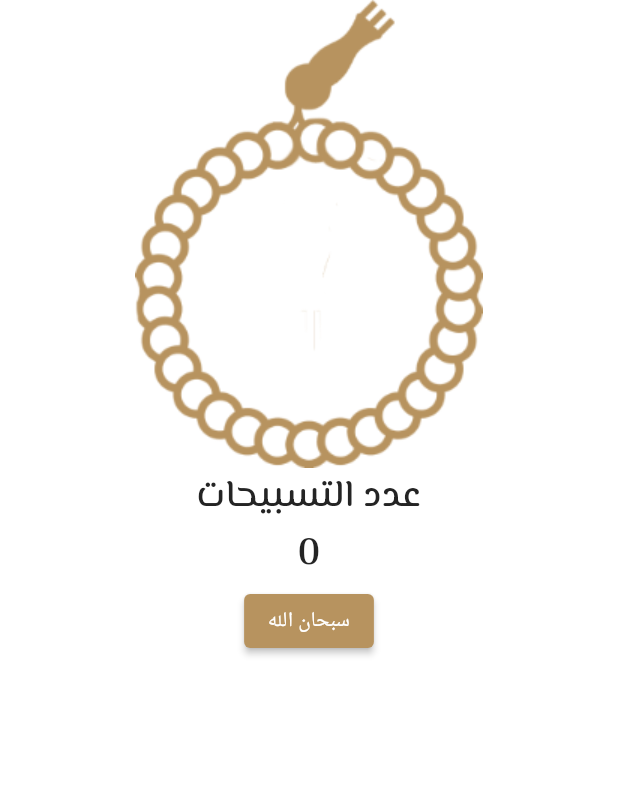
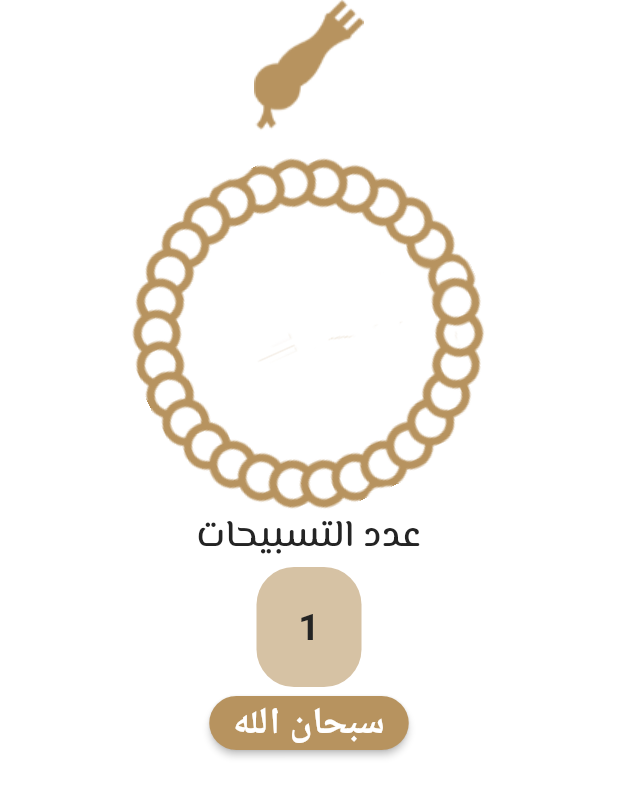
Before and after one commit to Esraa3293/islami_app, a Flutter app: the SebhaTab screen opened directly, after a tap on "سبحان الله", on a phone screen of 412 x 824 dp. Shown: the top 797 px of the screen. Run offline on Flutter 3.47's test engine with Material 2 defaults, Android fonts, the phone set to English and light mode, and no system bars; our stand-ins replace google_fonts; generated files the repository leaves out were written again; Roboto replaces fonts that are missing (Cairo).

Commit message:
sebha updates

```diff
--- a/lib/my_theme.dart
+++ b/lib/my_theme.dart
@@ -37,6 +37,11 @@ class MyThemeData {
         ),
         titleMedium: GoogleFonts.elMessiri(
           fontSize: 30,
+          fontWeight: FontWeight.bold,
+          color: Color(0xff242424),
+        ),
+        displaySmall: GoogleFonts.cairo(
+          fontSize: 25,
           fontWeight: FontWeight.bold,
           color: Color(0xff242424),
         )),
--- a/lib/tabs/ahadeth.dart
+++ b/lib/tabs/ahadeth.dart
@@ -13,6 +13,7 @@ class AhadethTab extends StatelessWidget {
       create: (context) => AhadethProvider()..loadAhadethFile(),
       builder: (context, child) {
         var provider = Provider.of<AhadethProvider>(context);
+        print(provider.allAhadeth.length.toString());
         return Center(
           child: Column(
             children: [
--- a/lib/tabs/sebha.dart
+++ b/lib/tabs/sebha.dart
@@ -10,7 +10,13 @@ class SebhaTab extends StatefulWidget {
 class _SebhaTabState extends State<SebhaTab> {
   int count = 0;
   int zekr = 0;
-  String text = "سبحان الله";
+  double angle = 0;
+  List<String> azkar = [
+    "سبحان الله",
+    "الحمد لله",
+    "لا اله الا الله",
+    "الله أكبر"
+  ];
 
   @override
   Widget build(BuildContext context) {
@@ -18,48 +24,51 @@ class _SebhaTabState extends State<SebhaTab> {
       body: Center(
         child: Column(
           children: [
-            InkWell(
-                onTap: () {
-                  count++;
-                  setState(() {});
-                  if (count == 34) {
-                    count = 0;
-                    zekr++;
-                    switch (zekr) {
-                      case 1:
-                        text = "الحمد لله";
-                        break;
-                      case 2:
-                        text = "لا إله إلا الله";
-                        break;
-                      case 3:
-                        text = "الله أكبر";
-                        break;
-                      default:
-                        text = "سبحان الله";
-                        if (zekr == 3) {
-                          zekr = 0;
-                        }
-                    }
-                  }
-                },
-                child: Image.asset("assets/images/sebha_img.png")),
+            Image.asset("assets/images/head of seb7a.png"),
+            Transform.rotate(
+              angle: angle,
+              child: Image.asset("assets/images/body of seb7a.png"),
+            ),
             Text("عدد التسبيحات",
                 style: Theme.of(context)
                     .textTheme
                     .titleMedium
                     ?.copyWith(fontSize: 25, fontWeight: FontWeight.w500)),
-            Text(count.toString()),
+            Container(
+                alignment: Alignment.center,
+                width: 70,
+                height: 80,
+                decoration: BoxDecoration(
+                    color: Theme.of(context).primaryColor.withOpacity(.57),
+                    borderRadius: BorderRadius.circular(25)),
+                child: Text(
+                  count.toString(),
+                  style: Theme.of(context).textTheme.displaySmall,
+                )),
             ElevatedButton(
-              style: ButtonStyle(
-                backgroundColor:
-                    MaterialStateProperty.all(Theme.of(context).primaryColor),
-              ),
-              onPressed: () {},
-              child: Text(
-                text,
-                style: TextStyle(color: Colors.white),
-              ),
+              style: ElevatedButton.styleFrom(
+                  backgroundColor: Theme.of(context).primaryColor,
+                  shape: RoundedRectangleBorder(
+                      borderRadius: BorderRadius.circular(25))),
+              onPressed: () {
+                if (count == 33) {
+                  count = 0;
+                  if (zekr == 3) {
+                    zekr = 0;
+                  } else {
+                    zekr++;
+                  }
+                } else {
+                  count++;
+                }
+                angle += 20;
+                setState(() {});
+              },
+              child: Text(azkar[zekr],
+                  style: Theme.of(context)
+                      .textTheme
+                      .displaySmall
+                      ?.copyWith(color: Colors.white)),
             )
           ],
         ),
```
Also changed, not shown: lib/providers/ahadeth_provider.dart (+12 -10 lines), assets/images/2.0x/body of seb7a@2x.png (added), assets/images/2.0x/head of seb7a@2x.png (added), assets/images/3.0x/body of seb7a@3x.png (added), assets/images/3.0x/head of seb7a@3x.png (added), assets/images/body of seb7a.png (added), assets/images/head of seb7a.png (added), pubspec.lock, 1 other file.
